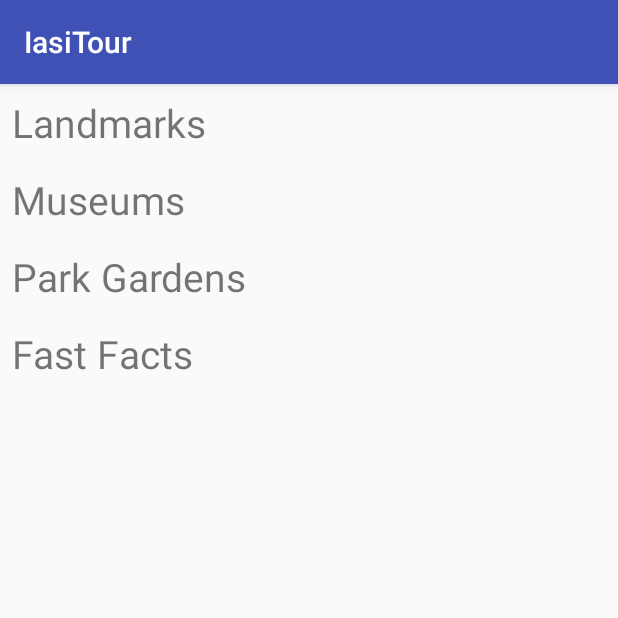
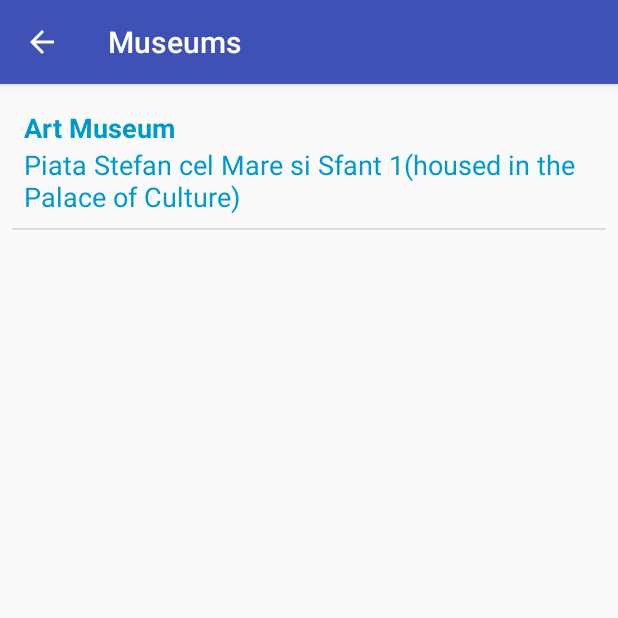
Before and after one commit to AlexBMA/IasiTour, an Android app: the screen it shows after launch (MainActivity before the commit, MuseumCategory after it), after a tap on "Museums", on a phone screen of 412 x 824 dp, the top half of it. Run offline under Robolectric (Android 15) with nearby library versions, the phone set to English and light mode, and no system bars.

Commit message:
Update 7

```diff
--- a/app/src/main/java/adapters/LandmarkAdapter.java
+++ b/app/src/main/java/adapters/LandmarkAdapter.java
@@ -6,6 +6,7 @@ import android.view.LayoutInflater;
 import android.view.View;
 import android.view.ViewGroup;
 import android.widget.ArrayAdapter;
+import android.widget.ImageView;
 import android.widget.TextView;
 
 import com.example.alexandru.iasitour.R;
@@ -43,8 +44,6 @@ public class LandmarkAdapter extends ArrayAdapter<Landmark> {
 
 
 
-
-
         //get the current landmark
         Landmark theLandmark = getItem(position);
 
@@ -60,6 +59,14 @@ public class LandmarkAdapter extends ArrayAdapter<Landmark> {
         //set the text in the Text view
         textViewAddress.setText(theLandmark.getAddress());
 
+
+        if (theLandmark.getImgList().size() > 0) {
+            // get the image
+            ImageView imageView = (ImageView) listItemView.findViewById(R.id.img);
+            //set the img
+            imageView.setImageResource(theLandmark.getImgListSmall().get(0));
+        }
+
         return listItemView;
     }
 }
--- a/app/src/main/java/categories/LandmarksCategory.java
+++ b/app/src/main/java/categories/LandmarksCategory.java
@@ -132,7 +132,7 @@ public class LandmarksCategory extends AppCompatActivity {
         List<Integer> idImgSmall = new ArrayList<>();
 
         idImgSmall.add(R.drawable.palat_img_small_1);
-        idImgSmall.add(R.drawable.palat_img_small_1);
+        idImgSmall.add(R.drawable.palat_img_small_2);
         idImgSmall.add(R.drawable.palat_img_small_3);
         idImgSmall.add(R.drawable.palat_img_small_4);
 
--- a/app/src/main/java/categories/MuseumCategory.java
+++ b/app/src/main/java/categories/MuseumCategory.java
@@ -1,9 +1,20 @@
 package categories;
 
+import android.content.Intent;
 import android.os.Bundle;
 import android.support.v7.app.AppCompatActivity;
+import android.view.View;
+import android.widget.AdapterView;
+import android.widget.ListView;
 
 import com.example.alexandru.iasitour.R;
+
+import java.util.ArrayList;
+import java.util.List;
+
+import adapters.LandmarkAdapter;
+import categorydetails.LandmarkDetails;
+import model.Landmark;
 
 /**
  * Created by Alexandru on 1/25/2017.
@@ -79,13 +90,77 @@ public class MuseumCategory extends AppCompatActivity {
         super.onCreate(savedInstanceState);
         setContentView(R.layout.item_list);
 
+        List<Landmark> listLandmark = new ArrayList<>();
 
-        createInformation();
+        listLandmark = createInformation(listLandmark);
+
+        showInformation(listLandmark);
 
     }
 
-    private void createInformation() {
+    private void showInformation(final List<Landmark> landmarkList) {
 
+
+        ListView listView = (ListView) findViewById(R.id.list);
+
+        LandmarkAdapter landmarkAdapter = new LandmarkAdapter(this, landmarkList);
+
+
+        listView.setOnItemClickListener(new AdapterView.OnItemClickListener() {
+                                            @Override
+                                            public void onItemClick(AdapterView<?> parent, View view, int position, long id) {
+
+                                                Intent detailsForLandmark = new Intent(MuseumCategory.this, LandmarkDetails.class);
+
+                                                /* get the current landmark */
+                                                Landmark theLandmark = landmarkList.get(position);
+
+                                                detailsForLandmark.putExtra("all_Infomation", theLandmark);
+                                                startActivity(detailsForLandmark);
+
+                                            }
+                                        }
+
+        );
+
+        listView.setAdapter(landmarkAdapter);
+    }
+
+    private List<Landmark> createInformation(List<Landmark> listLandmark) {
+
+
+        Landmark theLandmark = new Landmark();
+        theLandmark.makeBasicLandmark("Art Museum",
+                "Piata Stefan cel Mare si Sfant 1(housed in the Palace of Culture)",
+                "Tue. - Sun. 10:00am - 5:00pm; closed on Mon",
+                "Admission charge",
+                "The Moldavian Ethnographic Museum is one of the oldest and largest in the country.\n" +
+                        "        Encompassing 16 rooms, the displays cover every aspect of traditional Moldavian life,\n" +
+                        "        featuring agricultural and hunting tools, woodwork, traditional pottery,\n" +
+                        "        painted eggs and a good collection of textiles and dyed carpets embroidered with bird and plant motifs.\n" +
+                        "        One room exhibits winter customs items, including masks representing the bear,\n" +
+                        "        the goat and other characters of traditional New Year's festivities.\n" +
+                        "        The collection of wooden machinery is impressive with 19th century tree-size oil and wine presses.");
+
+        listLandmark.add(theLandmark);
+
+        theLandmark = new Landmark();
+        theLandmark.makeBasicLandmark("Moldavian Ethnographic Museum",
+                "Piata Stefan cel Mare si Sfant 1(housed in the Palace of Culture)",
+                "Tue. - Sun. 10:00am - 5:00pm; closed on Mon",
+                "Admission charge",
+                "The art collection began with a set of oil paintings purchased at a Parisian auction in 1845.\n" +
+                        "        The official opening took place in 1860 at the Old University Palace and in 1955, the museum moved to its current location in the Palace of Culture.\n" +
+                        "        An excellent collection of Romanian paintings from the 19th and 20th centuries vividly illustrates Moldavian rural life and its landscape.\n" +
+                        "        Nicolae Grigorescu's Car cu Boi (Ox Cart),\n" +
+                        "        Theodor Amann's Hora de peste Olt (The Village Dance) and Octav Bancila's Batran Croitor (Old Jewish Tailor) are some of the collection's highlights.\n" +
+                        "        In the four rooms devoted to European art, there are paintings by Murillo, Philippe de Champaigne,\n" +
+                        "        Paolo Veronese and a Rubens, Cezar Receiving Pompey's Head. Additionally,\n" +
+                        "        you'll find works by foreign artists who lived and worked in Iasi such as Schiavonim Livaditii and Stavscki.\n" +
+                        "        The sculpture collection includes pieces by national artists such as Oscar Han, Cornel Medrea, Ion Jalea and Ion Irimescu.");
+
+
+        return listLandmark;
     }
 
 }
--- a/app/src/main/res/layout/item.xml
+++ b/app/src/main/res/layout/item.xml
@@ -1,15 +1,17 @@
 <?xml version="1.0" encoding="utf-8"?>
+
+
 <RelativeLayout xmlns:android="http://schemas.android.com/apk/res/android"
     xmlns:tools="http://schemas.android.com/tools"
     android:layout_width="match_parent"
     android:layout_height="match_parent">
 
     <LinearLayout
-        android:paddingLeft="8dp"
         android:id="@+id/text_container"
         android:layout_width="match_parent"
         android:layout_height="@dimen/item_height"
-        android:orientation="vertical">
+        android:orientation="vertical"
+        android:paddingLeft="8dp">
 
         <TextView
             android:id="@+id/item_name"
@@ -33,16 +35,15 @@
             tools:text="Landmark address" />
 
 
+    </LinearLayout>
 
-    </LinearLayout>
     <ImageView
         android:id="@+id/img"
         android:layout_width="@dimen/picture_size"
         android:layout_height="@dimen/picture_size"
-        android:layout_marginRight="16dp"
         android:layout_alignParentRight="true"
         android:layout_centerVertical="true"
-        android:src="@mipmap/ic_launcher" />
+        android:layout_marginRight="16dp" />
 
 
 </RelativeLayout>
--- a/app/src/main/res/values/dimens.xml
+++ b/app/src/main/res/values/dimens.xml
@@ -3,7 +3,7 @@
     <dimen name="activity_horizontal_margin">16dp</dimen>
     <dimen name="activity_vertical_margin">16dp</dimen>
 
-    <dimen name="picture_size">32dp</dimen>
+    <dimen name="picture_size">64dp</dimen>
 
     <dimen name="item_height">88dp</dimen>
 </resources>
```
Also changed, not shown: app/src/main/AndroidManifest.xml (+15 -1 lines), app/src/main/java/categorydetails/ImageFullScreenActivity.java (added, +44 -0 lines), app/src/main/java/categorydetails/LandmarkDetails.java (+13 -17 lines), app/src/main/java/com/example/alexandru/iasitour/ImageFullScrenActivity.java (deleted, +0 -24 lines).
